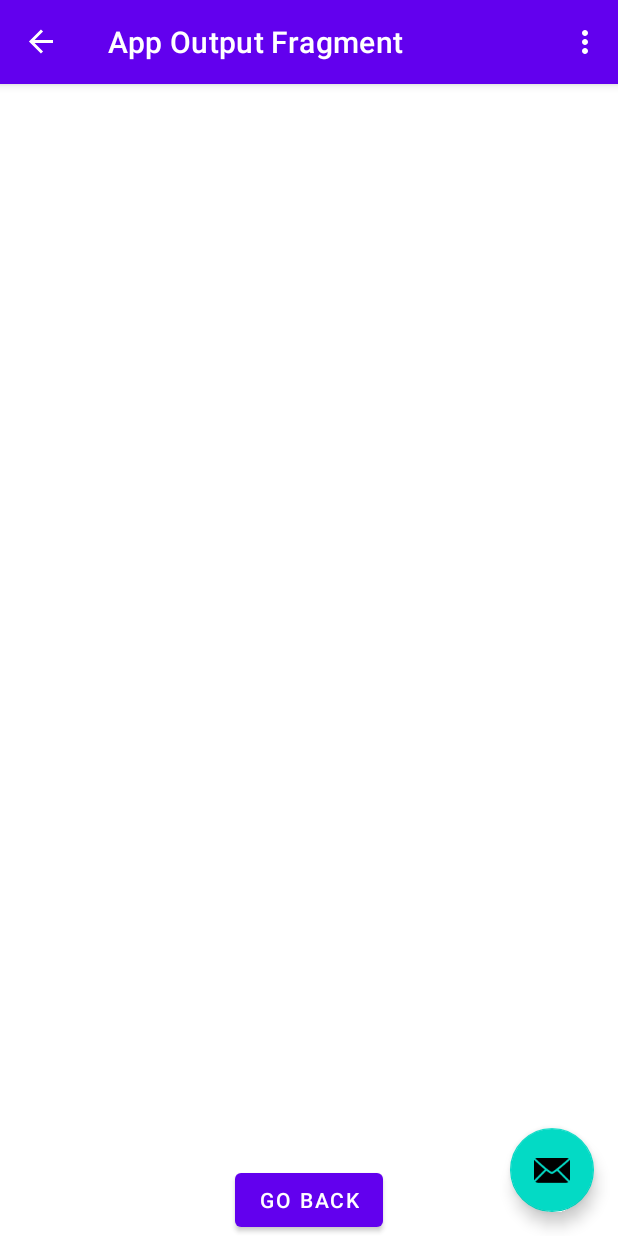
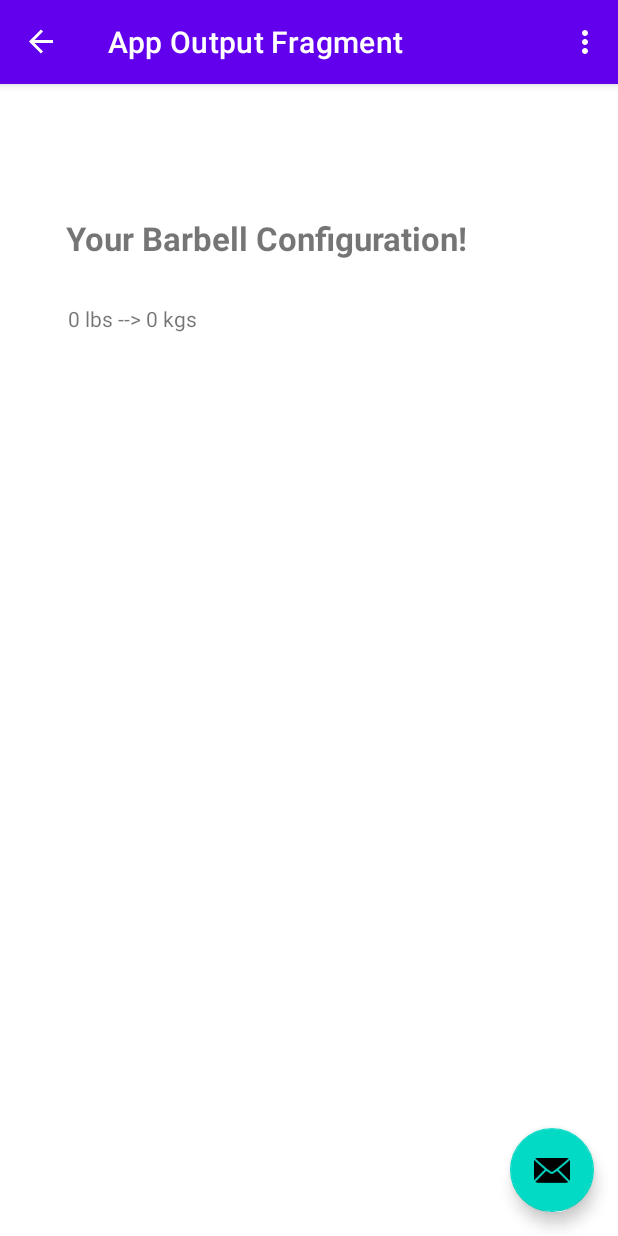
Before and after one commit to thompson-zak/BarbellWeightCalculator, an Android app: the screen it shows after launch (MainActivity), after a tap on "CONVERT", on a phone screen of 412 x 824 dp. Run offline under Robolectric (Android 15) with nearby library versions, the phone set to English and light mode, and no system bars; our stand-ins replace navigation-ui; 1 statement that could not run was skipped.

Commit message:
Now can navigate between user input and app output. Converts weights without customization or visualization

```diff
--- a/app/src/main/java/com/example/barbellweightcalculator/AppOutputFragment.kt
+++ b/app/src/main/java/com/example/barbellweightcalculator/AppOutputFragment.kt
@@ -1,12 +1,15 @@
 package com.example.barbellweightcalculator
 
 import android.os.Bundle
-import androidx.fragment.app.Fragment
+import android.util.Log
 import android.view.LayoutInflater
 import android.view.View
 import android.view.ViewGroup
+import android.widget.TextView
+import androidx.fragment.app.Fragment
 import androidx.navigation.fragment.findNavController
 import com.example.barbellweightcalculator.databinding.AppOutputFragmentBinding
+import kotlin.math.roundToInt
 
 /**
  * A simple [Fragment] subclass as the second destination in the navigation.
@@ -18,6 +21,8 @@ class AppOutputFragment : Fragment() {
     // This property is only valid between onCreateView and
     // onDestroyView.
     private val binding get() = _binding!!
+
+    private val TAG = "AppOutputFragment"
 
     override fun onCreateView(
             inflater: LayoutInflater, container: ViewGroup?,
@@ -32,8 +37,34 @@ class AppOutputFragment : Fragment() {
     override fun onViewCreated(view: View, savedInstanceState: Bundle?) {
         super.onViewCreated(view, savedInstanceState)
 
-        binding.buttonSecond.setOnClickListener {
-            findNavController().navigate(R.id.action_AppOutput_to_UserInput)
+        var weight = 0
+        var unit = "lbs"
+
+        if(arguments != null) {
+            val inputBundle = AppOutputFragmentArgs.fromBundle(requireArguments())
+            weight = inputBundle.weight
+            unit = inputBundle.unit
+
+            val conversionNumber = 2.205
+            //If number is given as lbs, divide by. If number is given as kgs, multiply by.
+            val isPounds = unit.contains("lbs")
+            val convertedWeight = if (isPounds) {
+                (weight/conversionNumber).roundToInt()
+            } else {
+                (weight*conversionNumber).roundToInt()
+            }
+            val convertedUnit = if (isPounds) {
+                "kgs"
+            } else {
+                "lbs"
+            }
+
+            Log.v(TAG, "Weight passed to this fragment is: $weight $unit")
+
+            val convertedWeightAndUnit : TextView = view.findViewById(R.id.converted_weight_and_unit) as TextView
+            convertedWeightAndUnit.text = "$weight $unit --> $convertedWeight $convertedUnit"
+            convertedWeightAndUnit.invalidate()
+            convertedWeightAndUnit.requestLayout()
         }
     }
 
--- a/app/src/main/java/com/example/barbellweightcalculator/UserInputFragment.kt
+++ b/app/src/main/java/com/example/barbellweightcalculator/UserInputFragment.kt
@@ -55,11 +55,11 @@ class UserInputFragment : Fragment() {
 
             val radioGroup = view.findViewById(R.id.weight_selection_radio_original) as RadioGroup
             val selectedRadioBtn = view.findViewById(radioGroup.checkedRadioButtonId) as RadioButton
-            val unitOfWeight = selectedRadioBtn.text.toString()
+            val unit = selectedRadioBtn.text.toString()
 
             val bundle = Bundle()
             bundle.putInt("weight", conversionWeight)
-            bundle.putString("unit", unitOfWeight)
+            bundle.putString("unit", unit)
             findNavController().navigate(R.id.action_UserInput_to_AppOutput, bundle)
         }
     }
--- a/app/src/main/res/layout/app_output_fragment.xml
+++ b/app/src/main/res/layout/app_output_fragment.xml
@@ -6,12 +6,25 @@
     android:layout_height="match_parent"
     tools:context=".AppOutputFragment">
 
-    <Button
-        android:id="@+id/button_second"
+    <TextView
+        android:id="@+id/app_output_title"
         android:layout_width="wrap_content"
         android:layout_height="wrap_content"
-        android:text="@string/go_back"
-        app:layout_constraintBottom_toBottomOf="parent"
-        app:layout_constraintEnd_toEndOf="parent"
-        app:layout_constraintStart_toStartOf="parent" />
+        android:layout_marginStart="44dp"
+        android:layout_marginTop="88dp"
+        android:text="@string/app_output_title"
+        android:textSize="10pt"
+        android:textStyle="bold"
+        app:layout_constraintStart_toStartOf="parent"
+        app:layout_constraintTop_toTopOf="parent" />
+
+    <TextView
+        android:id="@+id/converted_weight_and_unit"
+        android:layout_width="wrap_content"
+        android:layout_height="wrap_content"
+        android:layout_marginStart="45dp"
+        android:layout_marginTop="29dp"
+        android:text="0 lbs"
+        app:layout_constraintStart_toStartOf="parent"
+        app:layout_constraintTop_toBottomOf="@+id/app_output_title" />
 </androidx.constraintlayout.widget.ConstraintLayout>
--- a/app/src/main/res/layout/user_input_fragment.xml
+++ b/app/src/main/res/layout/user_input_fragment.xml
@@ -37,8 +37,8 @@
         android:layout_marginStart="26dp"
         android:layout_marginTop="48dp"
         android:ems="10"
+        android:hint="@string/weight"
         android:inputType="number"
-        android:text="@string/weight"
         app:layout_constraintStart_toStartOf="parent"
         app:layout_constraintTop_toBottomOf="@+id/user_input_label" />
 
--- a/app/src/main/res/navigation/nav_graph.xml
+++ b/app/src/main/res/navigation/nav_graph.xml
@@ -22,9 +22,14 @@
         tools:layout="@layout/app_output_fragment">
 
         <argument
-            android:name="weightToBeConverted"
+            android:name="weight"
             app:argType="integer"
             android:defaultValue="0" />
+
+        <argument
+            android:name="unit"
+            app:argType="string"
+            android:defaultValue="kg" />
 
         <action
             android:id="@+id/action_AppOutput_to_UserInput"
--- a/app/src/main/res/values/strings.xml
+++ b/app/src/main/res/values/strings.xml
@@ -18,6 +18,8 @@
     <!-- Strings used for App Output Fragment -->
     <string name="app_output_fragment_label">App Output Fragment</string>
 
+    <string name="app_output_title">Your Barbell Configuration!</string>
+
     <string name="go_back">Go Back</string>
 
 </resources>
```
Also changed, not shown: app/build.gradle (+17 -6 lines).
